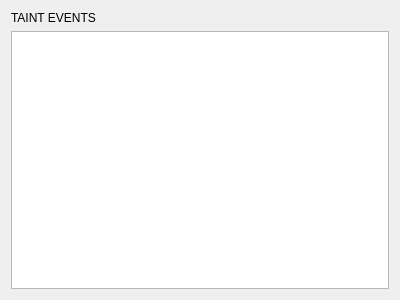
Qt form src/GUI/PinTracerUI/TaintEventsWidget.ui (h3xduck/TaintBlade) before a commit.
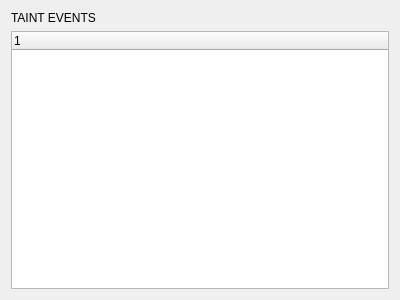
The same form after that commit.

```diff
--- a/src/GUI/PinTracerUI/TaintEventsWidget.ui
+++ b/src/GUI/PinTracerUI/TaintEventsWidget.ui
@@ -22,7 +22,7 @@
     </widget>
    </item>
    <item>
-    <widget class="QTreeView" name="treeView"/>
+    <widget class="QTreeWidget" name="treeWidget"/>
    </item>
   </layout>
  </widget>
```
